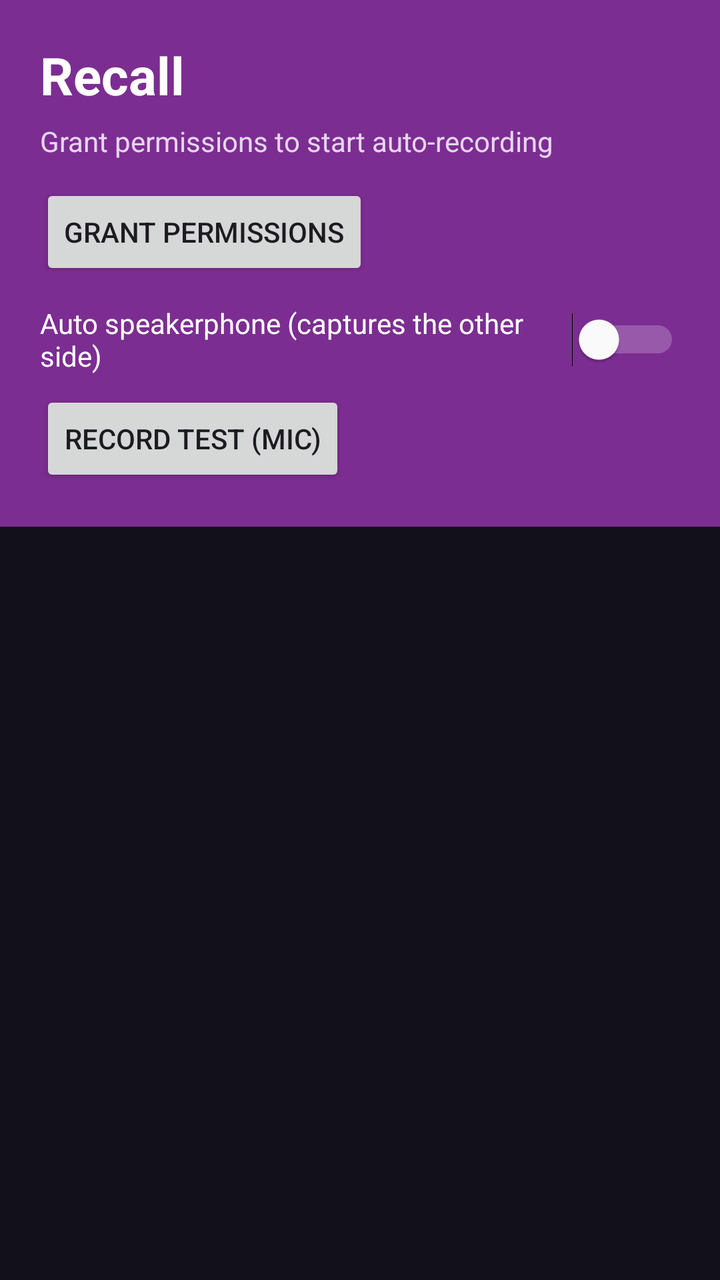
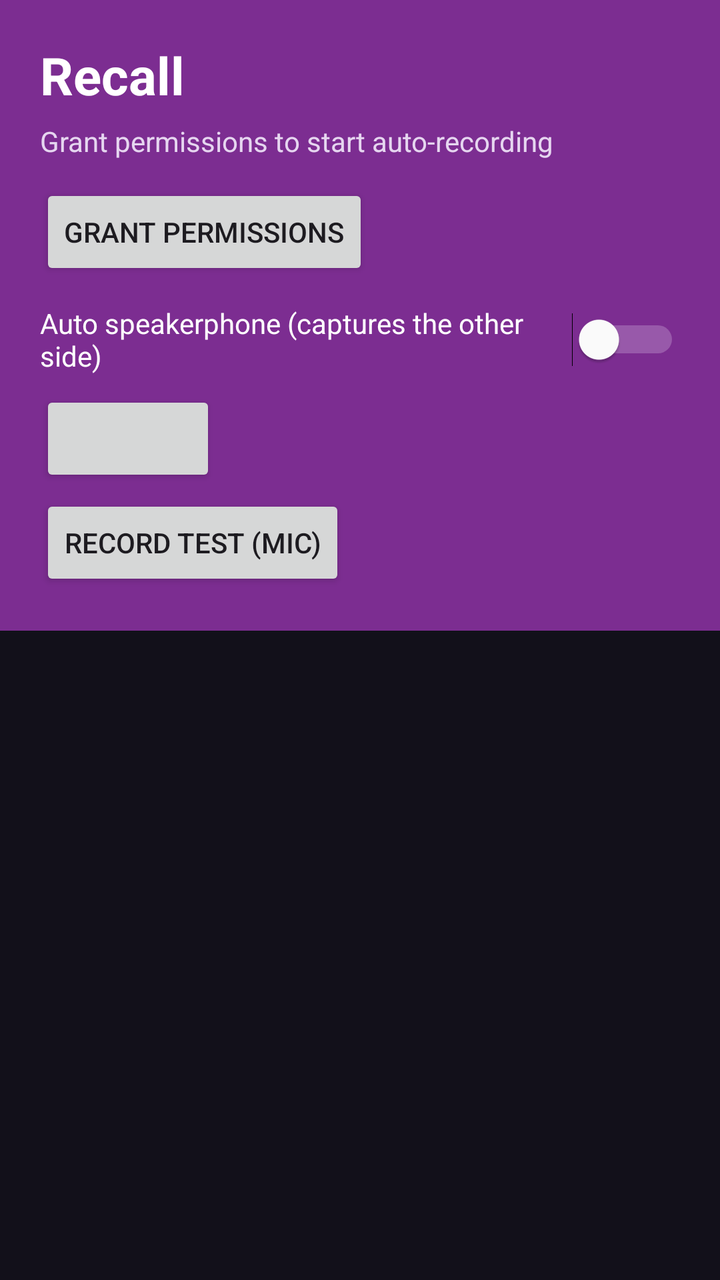

Screens rendered from an Android XML layout before and after an edit, with the pre-edit source and the edit as a unified diff.
<!-- AndroidManifest.xml: application theme Theme.Recall -->
<!-- res/layout/activity_main.xml -->
<?xml version="1.0" encoding="utf-8"?>
<LinearLayout xmlns:android="http://schemas.android.com/apk/res/android"
    android:layout_width="match_parent"
    android:layout_height="match_parent"
    android:orientation="vertical"
    android:background="@color/bg">

    <LinearLayout
        android:layout_width="match_parent"
        android:layout_height="wrap_content"
        android:orientation="vertical"
        android:padding="20dp"
        android:background="@color/header">

        <TextView
            android:layout_width="wrap_content"
            android:layout_height="wrap_content"
            android:text="@string/app_name"
            android:textColor="@color/on_header"
            android:textSize="26sp"
            android:textStyle="bold" />

        <TextView
            android:id="@+id/status"
            android:layout_width="match_parent"
            android:layout_height="wrap_content"
            android:layout_marginTop="6dp"
            android:textColor="@color/on_header_dim"
            android:textSize="14sp"
            android:text="@string/status_needs_permissions" />

        <Button
            android:id="@+id/grantButton"
            android:layout_width="wrap_content"
            android:layout_height="wrap_content"
            android:layout_marginTop="12dp"
            android:text="@string/grant" />

        <Switch
            android:id="@+id/speakerSwitch"
            android:layout_width="match_parent"
            android:layout_height="wrap_content"
            android:layout_marginTop="12dp"
            android:text="@string/auto_speaker"
            android:textColor="@color/on_header"
            android:thumbTint="@color/on_header"
            android:trackTint="@color/on_header_dim" />

        <Button
            android:id="@+id/testButton"
            android:layout_width="wrap_content"
            android:layout_height="wrap_content"
            android:layout_marginTop="8dp"
            android:text="@string/test_record" />
    </LinearLayout>

    <TextView
        android:id="@+id/empty"
        android:layout_width="match_parent"
        android:layout_height="wrap_content"
        android:padding="40dp"
        android:gravity="center"
        android:textColor="@color/on_bg_dim"
        android:text="@string/empty"
        android:visibility="gone" />

    <ListView
        android:id="@+id/list"
        android:layout_width="match_parent"
        android:layout_height="match_parent"
        android:divider="@color/divider"
        android:dividerHeight="1dp" />

</LinearLayout>
<!-- resources referenced by this layout -->
<resources>
  <color name="bg">#12101A</color>
  <color name="divider">#241F30</color>
  <color name="header">#7C2D91</color>
  <color name="on_bg_dim">#9C93AD</color>
  <color name="on_header">#FFFFFF</color>
  <color name="on_header_dim">#E6D6F0</color>
  <string name="app_name">Recall</string>
  <string name="auto_speaker">Auto speakerphone (captures the other side)</string>
  <string name="empty">No recordings yet.\nMake or answer a call and it will appear here.</string>
  <string name="grant">Grant permissions</string>
  <string name="status_needs_permissions">Grant permissions to start auto-recording</string>
  <string name="test_record">Record test (mic)</string>
  <style name="Theme.Recall" parent="Theme.Material3.DayNight.NoActionBar">
          <item name="android:statusBarColor">@color/header</item>
      </style>
</resources>

<!-- the commit's change to res/layout/activity_main.xml (unified diff, before → after) -->
@@ -47,10 +47,16 @@
             android:trackTint="@color/on_header_dim" />
 
         <Button
+            android:id="@+id/modeButton"
+            android:layout_width="wrap_content"
+            android:layout_height="wrap_content"
+            android:layout_marginTop="8dp" />
+
+        <Button
             android:id="@+id/testButton"
             android:layout_width="wrap_content"
             android:layout_height="wrap_content"
-            android:layout_marginTop="8dp"
+            android:layout_marginTop="4dp"
             android:text="@string/test_record" />
     </LinearLayout>
 
